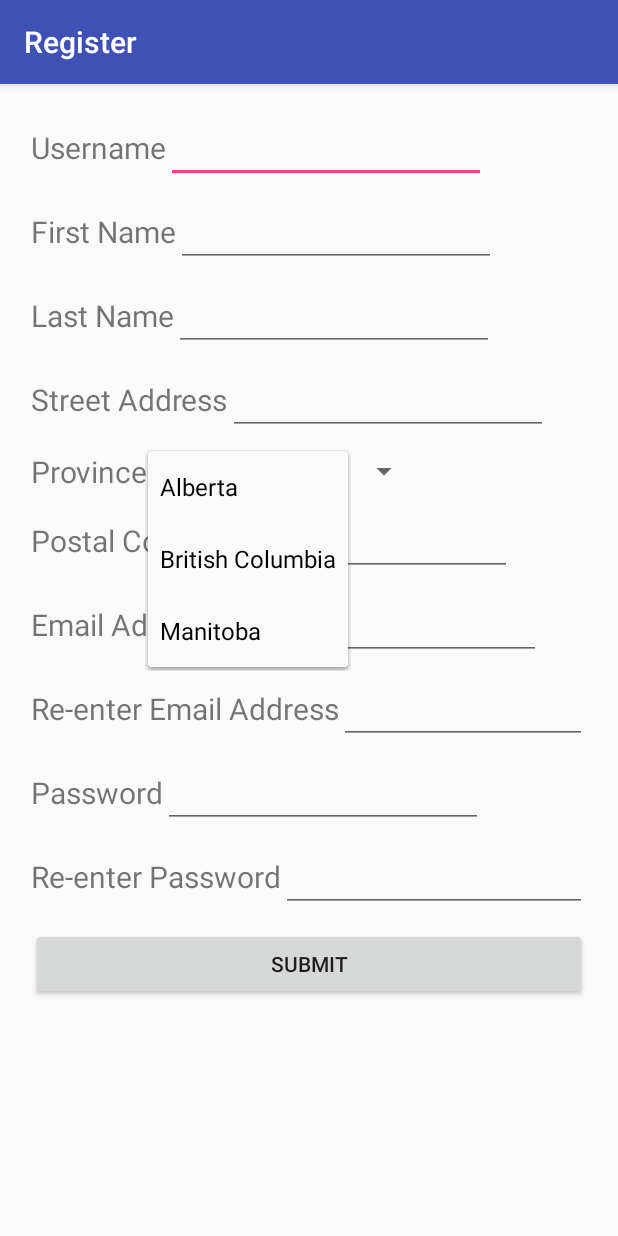
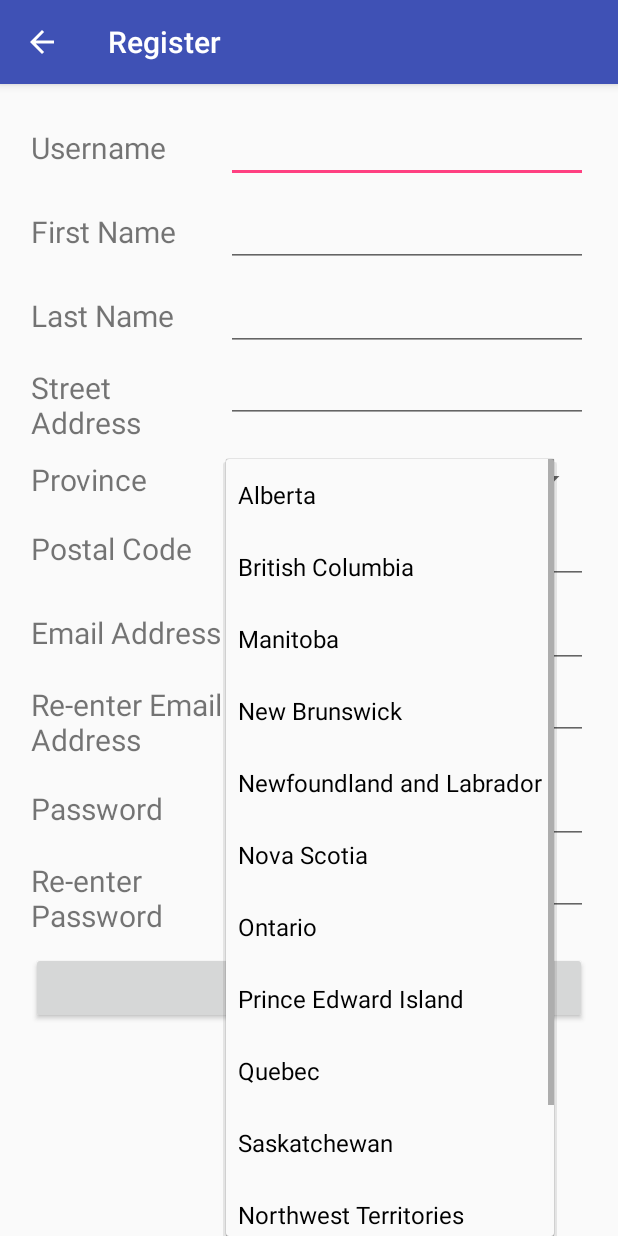
Before and after one commit to Yodilicious/Netalu, an Android app: the RegistrationActivity screen opened directly, with no data from a screen before it, after a tap on "Alberta", on a phone screen of 412 x 824 dp. Run offline under Robolectric (Android 15) with nearby library versions, the phone set to English and light mode, and no system bars.

Commit message:
Added Back Button and And Provinces for Drop Down

```diff
--- a/app/src/main/java/com/netalu/netaluapp/RegistrationActivity.java
+++ b/app/src/main/java/com/netalu/netaluapp/RegistrationActivity.java
@@ -1,21 +1,41 @@
 package com.netalu.netaluapp;
 
+import android.content.Intent;
 import android.support.v7.app.AppCompatActivity;
 import android.os.Bundle;
 import android.view.View;
 import android.widget.AdapterView;
 import android.widget.ArrayAdapter;
+import android.widget.Button;
 import android.widget.Spinner;
 
 public class RegistrationActivity extends AppCompatActivity implements AdapterView.OnItemSelectedListener {
 
+    private Button registerButton;
     private Spinner spinner;
-    private static final String[]paths = {"Alberta", "British Columbia", "Manitoba"};
+    private static final String[]paths =
+            {
+                    "Alberta",
+                    "British Columbia",
+                    "Manitoba",
+                    "New Brunswick",
+                    "Newfoundland and Labrador",
+                    "Nova Scotia",
+                    "Ontario",
+                    "Prince Edward Island",
+                    "Quebec",
+                    "Saskatchewan",
+                    "Northwest Territories",
+                    "Nunavut",
+                    "Yukon"
+            };
 
     @Override
     protected void onCreate(Bundle savedInstanceState) {
         super.onCreate(savedInstanceState);
         setContentView(R.layout.activity_registration);
+
+        registerButton = (Button) findViewById(R.id.registrationSubmitButton);
 
         spinner = (Spinner)findViewById(R.id.provinceSpinner);
         ArrayAdapter<String> adapter = new ArrayAdapter<String>(RegistrationActivity.this,
@@ -24,6 +44,19 @@ public class RegistrationActivity extends AppCompatActivity implements AdapterVi
         adapter.setDropDownViewResource(android.R.layout.simple_spinner_dropdown_item);
         spinner.setAdapter(adapter);
         spinner.setOnItemSelectedListener(this);
+
+        registerButton.setOnClickListener(new View.OnClickListener() {
+            @Override
+            public void onClick(View view) {
+                launchRegisterActivity();
+            }
+        });
+    }
+
+    private void launchRegisterActivity() {
+
+        Intent intent = new Intent(this, MainMenuActivity.class);
+        startActivity(intent);
     }
 
     @Override
@@ -38,10 +71,8 @@ public class RegistrationActivity extends AppCompatActivity implements AdapterVi
             case 2:
                 // Whatever you want to happen when the thrid item gets selected
                 break;
-
         }
     }
-
 
     @Override
     public void onNothingSelected(AdapterView<?> parent) {
--- a/app/src/main/res/layout/activity_registration.xml
+++ b/app/src/main/res/layout/activity_registration.xml
@@ -32,14 +32,67 @@
 
                     <TextView
                         android:id="@+id/usernameTextView"
-                        android:layout_width="wrap_content"
+                        android:layout_width="match_parent"
+                        android:layout_weight="0.65"
                         android:layout_height="wrap_content"
                         android:text="Username"
                         android:textSize="@dimen/text_form_label" />
 
                     <EditText
                         android:id="@+id/usernameTextEdit"
-                        android:layout_width="wrap_content"
+                        android:layout_width="match_parent"
+                        android:layout_weight="0.35"
+                        android:layout_height="wrap_content"
+                        android:ems="10"
+                        android:inputType="textPersonName" />
+
+                </LinearLayout>
+
+                <LinearLayout
+                    android:layout_width="match_parent"
+                    android:layout_height="wrap_content"
+                    android:gravity="bottom"
+                    android:orientation="horizontal"
+                    android:padding="5dp">
+
+                    <TextView
+                        android:id="@+id/firstNameTextView"
+                        android:layout_width="match_parent"
+                        android:layout_weight="0.65"
+                        android:layout_height="wrap_content"
+                        android:text="First Name"
+                        android:textSize="@dimen/text_form_label" />
+
+                    <EditText
+                        android:id="@+id/firstNameEditText"
+                        android:layout_width="match_parent"
+                        android:layout_weight="0.35"
+                        android:layout_height="wrap_content"
+                        android:ems="10"
+                        android:inputType="textPersonName|textCapWords"
+                        android:text="" />
+
+                </LinearLayout>
+
+                <LinearLayout
+                    android:layout_width="match_parent"
+                    android:layout_height="wrap_content"
+                    android:gravity="bottom"
+                    android:orientation="horizontal"
+                    android:padding="5dp">
+
+                    <TextView
+                        android:id="@+id/lastNameTextView"
+                        android:layout_width="match_parent"
+                        android:layout_weight="0.65"
+                        android:layout_height="wrap_content"
+                        android:text="Last Name"
+                        android:textSize="@dimen/text_form_label" />
+
+                    <EditText
+                        android:id="@+id/lastNameTextEdit"
+                        android:layout_width="match_parent"
+                        android:layout_weight="0.35"
                         android:layout_height="wrap_content"
                         android:ems="10"
                         android:inputType="textPersonName|textCapWords" />
@@ -54,62 +107,17 @@
                     android:padding="5dp">
 
                     <TextView
-                        android:id="@+id/firstNameTextView"
-                        android:layout_width="wrap_content"
-                        android:layout_height="wrap_content"
-                        android:text="First Name"
-                        android:textSize="@dimen/text_form_label" />
-
-                    <EditText
-                        android:id="@+id/firstNameEditText"
-                        android:layout_width="wrap_content"
-                        android:layout_height="wrap_content"
-                        android:ems="10"
-                        android:inputType="textPersonName"
-                        android:text="" />
-
-                </LinearLayout>
-
-                <LinearLayout
-                    android:layout_width="match_parent"
-                    android:layout_height="wrap_content"
-                    android:gravity="bottom"
-                    android:orientation="horizontal"
-                    android:padding="5dp">
-
-                    <TextView
-                        android:id="@+id/lastNameTextView"
-                        android:layout_width="wrap_content"
-                        android:layout_height="wrap_content"
-                        android:text="Last Name"
-                        android:textSize="@dimen/text_form_label" />
-
-                    <EditText
-                        android:id="@+id/lastNameTextEdit"
-                        android:layout_width="wrap_content"
-                        android:layout_height="wrap_content"
-                        android:ems="10"
-                        android:inputType="textPersonName" />
-
-                </LinearLayout>
-
-                <LinearLayout
-                    android:layout_width="match_parent"
-                    android:layout_height="wrap_content"
-                    android:gravity="bottom"
-                    android:orientation="horizontal"
-                    android:padding="5dp">
-
-                    <TextView
                         android:id="@+id/streetAddressTextView"
-                        android:layout_width="wrap_content"
+                        android:layout_width="match_parent"
+                        android:layout_weight="0.65"
                         android:layout_height="wrap_content"
                         android:text="Street Address"
                         android:textSize="@dimen/text_form_label" />
 
                     <EditText
                         android:id="@+id/streetAddressTextEdit"
-                        android:layout_width="wrap_content"
+                        android:layout_width="match_parent"
+                        android:layout_weight="0.35"
                         android:layout_height="wrap_content"
                         android:ems="10"
                         android:inputType="textPersonName" />
@@ -125,14 +133,16 @@
 
                     <TextView
                         android:id="@+id/provinceTextView"
-                        android:layout_width="wrap_content"
+                        android:layout_width="match_parent"
+                        android:layout_weight="0.65"
                         android:layout_height="wrap_content"
                         android:text="Province"
                         android:textSize="@dimen/text_form_label" />
 
                     <Spinner
                         android:id="@+id/provinceSpinner"
-                        android:layout_width="wrap_content"
+                        android:layout_width="match_parent"
+                        android:layout_weight="0.35"
                         android:layout_height="match_parent"
                         android:textSize="@dimen/text_form_label" />
 
@@ -147,14 +157,16 @@
 
                     <TextView
                         android:id="@+id/postalCodeTextView"
-                        android:layout_width="wrap_content"
+                        android:layout_width="match_parent"
+                        android:layout_weight="0.65"
                         android:layout_height="wrap_content"
                         android:text="Postal Code"
                         android:textSize="@dimen/text_form_label" />
 
                     <EditText
                         android:id="@+id/postalCodeTextEdit"
-                        android:layout_width="wrap_content"
+                        android:layout_width="match_parent"
+                        android:layout_weight="0.35"
                         android:layout_height="wrap_content"
                         android:ems="10"
                         android:inputType="textPostalAddress" />
@@ -170,14 +182,16 @@
 
                     <TextView
                         android:id="@+id/emailTextView"
-                        android:layout_width="wrap_content"
+                        android:layout_width="match_parent"
+                        android:layout_weight="0.65"
                         android:layout_height="wrap_content"
                         android:text="Email Address"
                         android:textSize="@dimen/text_form_label" />
 
                     <EditText
                         android:id="@+id/emailTextEdit"
-                        android:layout_width="wrap_content"
+                        android:layout_width="match_parent"
+                        android:layout_weight="0.35"
                         android:layout_height="wrap_content"
                         android:ems="10"
                         android:inputType="textEmailAddress" />
@@ -193,14 +207,16 @@
 
                     <TextView
                         android:id="@+id/email2TextView"
-                        android:layout_width="wrap_content"
+                        android:layout_width="match_parent"
+                        android:layout_weight="0.65"
                         android:layout_height="wrap_content"
                         android:text="Re-enter Email Address"
                         android:textSize="@dimen/text_form_label" />
 
                     <EditText
                         android:id="@+id/email2TextEdit"
-                        android:layout_width="wrap_content"
+                        android:layout_width="match_parent"
+                        android:layout_weight="0.35"
                         android:layout_height="wrap_content"
                         android:ems="10"
                         android:inputType="textEmailAddress" />
@@ -215,14 +231,16 @@
 
                     <TextView
                         android:id="@+id/passwordTextView"
-                        android:layout_width="wrap_content"
+                        android:layout_width="match_parent"
+                        android:layout_weight="0.65"
                         android:layout_height="wrap_content"
                         android:text="Password"
                         android:textSize="@dimen/text_form_label" />
 
                     <EditText
                         android:id="@+id/passwordTextEdit"
-                        android:layout_width="wrap_content"
+                        android:layout_width="match_parent"
+                        android:layout_weight="0.35"
                         android:layout_height="wrap_content"
                         android:ems="10"
                         android:inputType="textPassword" />
@@ -238,14 +256,16 @@
 
                     <TextView
                         android:id="@+id/password2TextView"
-                        android:layout_width="wrap_content"
+                        android:layout_width="match_parent"
+                        android:layout_weight="0.65"
                         android:layout_height="wrap_content"
                         android:text="Re-enter Password"
                         android:textSize="@dimen/text_form_label" />
 
                     <EditText
                         android:id="@+id/password2TextEdit"
-                        android:layout_width="wrap_content"
+                        android:layout_width="match_parent"
+                        android:layout_weight="0.35"
                         android:layout_height="wrap_content"
                         android:ems="10"
                         android:inputType="textPassword" />
@@ -263,14 +283,14 @@
                         android:layout_width="match_parent"
                         android:layout_height="wrap_content"
                         android:layout_weight="0.5"
-                        android:text="Submit" />
+                        android:text="Register" />
 
                 </LinearLayout>
 
             </LinearLayout>
+
         </ScrollView>
 
     </RelativeLayout>
 
-
 </android.support.constraint.ConstraintLayout>
```
Also changed, not shown: app/src/main/AndroidManifest.xml (+5 -2 lines).
